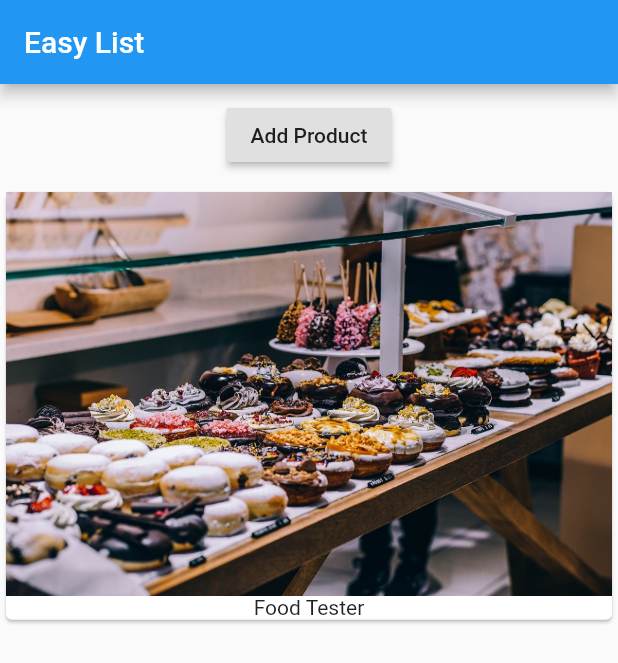
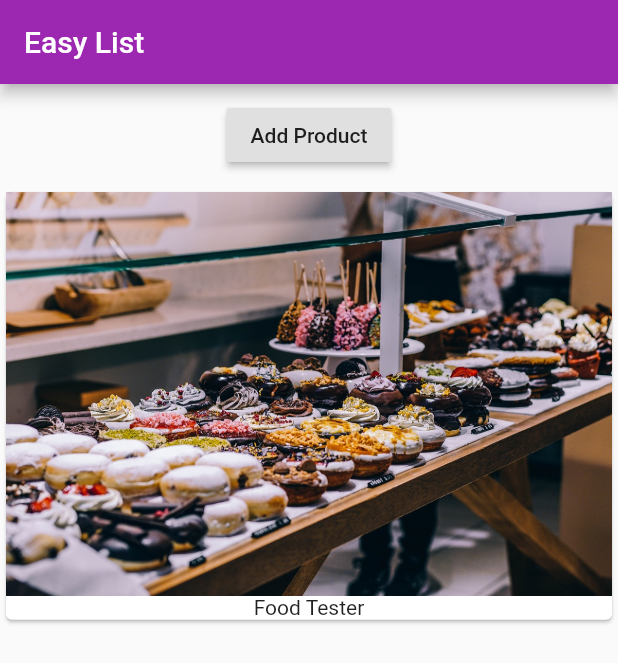
Before and after one commit to jmdibble/list-app, a Flutter app: the screen it shows after launch, on a phone screen of 412 x 824 dp. Shown: the top 663 px of the screen. Run offline on Flutter 3.47's test engine with Material 2 defaults, Android fonts, the phone set to English and light mode, and no system bars.

```diff
--- a/lib/main.dart
+++ b/lib/main.dart
@@ -8,6 +8,10 @@ class MyApp extends StatelessWidget {
   @override
   Widget build(BuildContext context) {
     return MaterialApp(
+      debugShowCheckedModeBanner: false,
+      theme: ThemeData(
+        primarySwatch: Colors.purple
+      ),
       home: Scaffold(
           appBar: AppBar(
             title: Text("Easy List"),
--- a/lib/product_manager.dart
+++ b/lib/product_manager.dart
@@ -5,10 +5,13 @@ import "./products.dart";
 class ProductManager extends StatefulWidget {
   final String startingProduct;
 
-  ProductManager(this.startingProduct);
+  ProductManager(this.startingProduct) {
+    print("[ProductManager Widget] Constructor");
+  }
 
   @override
   State<StatefulWidget> createState() {
+    print("[ProductManager Widget] CreateState()");
     return _ProductManagerState();
   }
 }
@@ -18,12 +21,14 @@ class _ProductManagerState extends State<ProductManager> {
 
   @override
   void initState() {
+    print("[ProductManager State] initState()");
     super.initState();
     _products.add(widget.startingProduct);
   }
 
   @override
   Widget build(BuildContext context) {
+    print("[ProductManager State] build()");
     return Column(children: [Container(
       margin: EdgeInsets.all(10.0),
       child: RaisedButton(
--- a/lib/products.dart
+++ b/lib/products.dart
@@ -3,10 +3,13 @@ import "package:flutter/material.dart";
 class Products extends StatelessWidget {
   final List<String> products;
 
-  Products(this.products);
+  Products(this.products) {
+    print("[Product Widget] Constructor");
+  }
 
   @override
   Widget build(BuildContext context) {
+    print("[Product Widget] Build()");
     return Column(
       children: products
           .map((element) => Card(
```
